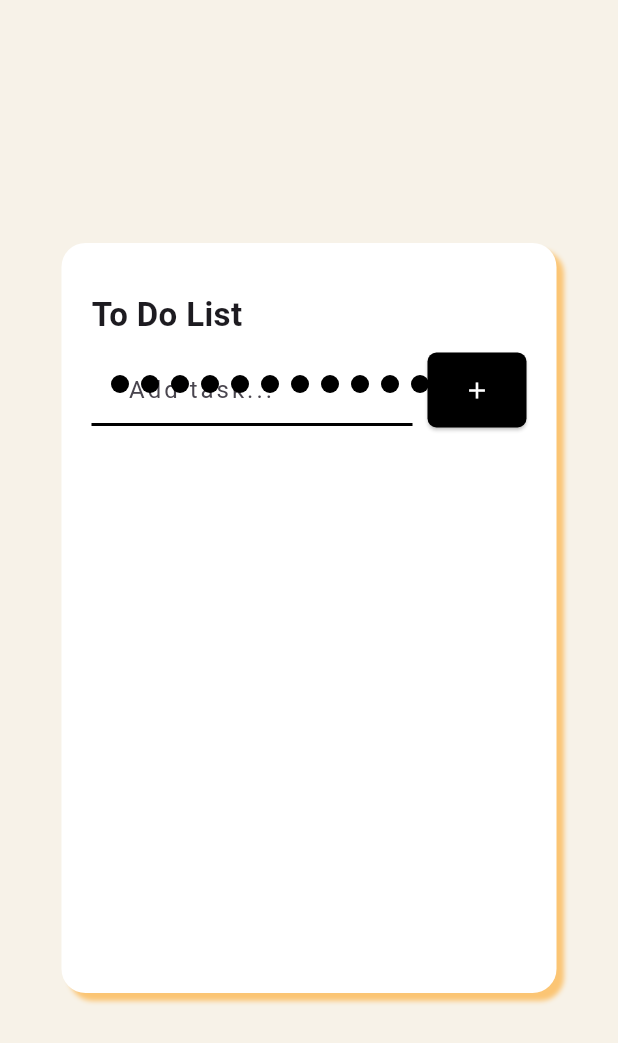
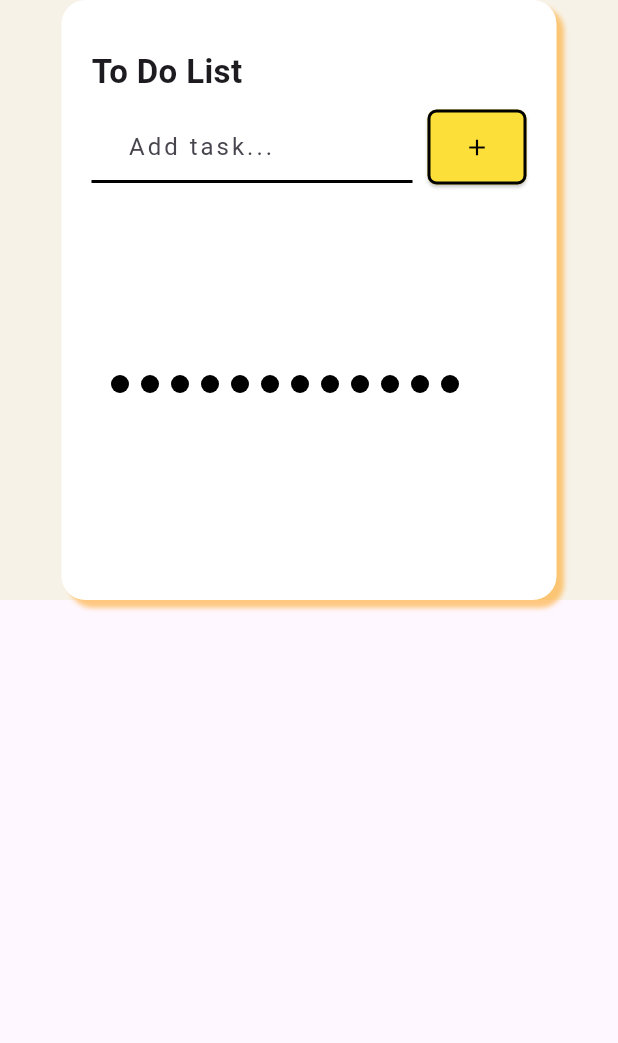
Before and after one commit to Faqihasyari/pomodoro_app, a Flutter app: the screen it shows after launch, on a phone screen of 412 x 824 dp. Shown: the top 1043 px of the screen. Run offline on Flutter 3.47's test engine with Material 3 defaults, Android fonts, the phone set to English and light mode, and no system bars; our stand-ins replace google_fonts; Roboto replaces fonts that are missing (Mansalva).

Commit message:
add style in container todo

```diff
--- /dev/null
+++ b/lib/core/constants/color.dart
@@ -0,0 +1,6 @@
+import 'dart:ui';
+
+// container todo
+const btn = Color(0xffFDDF39);
+const garis = Color(0xff010101);
+const border = Color(0xffF2F2F2);
--- a/lib/core/widgets/todo_list.dart
+++ b/lib/core/widgets/todo_list.dart
@@ -1,5 +1,6 @@
 import 'package:flutter/material.dart';
 import 'package:google_fonts/google_fonts.dart';
+import 'package:pomodoro_app/core/constants/color.dart';
 import 'package:pomodoro_app/core/constants/font.dart';
 import 'package:pomodoro_app/core/models/task.dart';
 import 'package:pomodoro_app/presentation/screens/provider.dart';
@@ -57,7 +58,7 @@ class CuteTodoPage extends StatelessWidget {
 
                         enabledBorder: UnderlineInputBorder(
                           borderSide: const BorderSide(
-                            color: Colors.black,
+                            color: garis,
                             width: 2,
                           ),
                         ),
@@ -67,12 +68,14 @@ class CuteTodoPage extends StatelessWidget {
                   SizedBox(width: 10),
                   ElevatedButton(
                     style: ElevatedButton.styleFrom(
-                      backgroundColor: Colors.black,
+                      backgroundColor: btn,
+                      side: BorderSide(color: garis, width: 2),
                       minimumSize: Size(20, 50),
                       foregroundColor: Colors.white,
                       shape: RoundedRectangleBorder(
                         borderRadius: BorderRadius.circular(6),
                       ),
+
                     ),
                     onPressed: () {
                       context.read<TaskProvider>().addTask(
@@ -80,7 +83,7 @@ class CuteTodoPage extends StatelessWidget {
                       );
                       _taskController.clear();
                     },
-                    child: const Icon(Icons.add),
+                    child: const Icon(Icons.add, color: garis,),
                   ),
                   // Container(
                   //   width: 40,
--- a/lib/presentation/screens/home_page.dart
+++ b/lib/presentation/screens/home_page.dart
@@ -7,9 +7,14 @@ class MyHomePage extends StatelessWidget {
   @override
   Widget build(BuildContext context) {
     return Scaffold(
-      body: Stack(
+
+      body: Column(
         children: [
-          Center(child: CuteTodoPage()),
+          SizedBox(
+            height: 400,
+            child: Stack(
+              children: [
+                CuteTodoPage(),
                 Positioned(
                   left: 70,
                   top: 250,
@@ -31,6 +36,9 @@ class MyHomePage extends StatelessWidget {
                 ),
               ],
             ),
+          ),
+        ],
+      ),
     );
   }
 }
```
Lines whose indentation alone changed are shown as unchanged.
